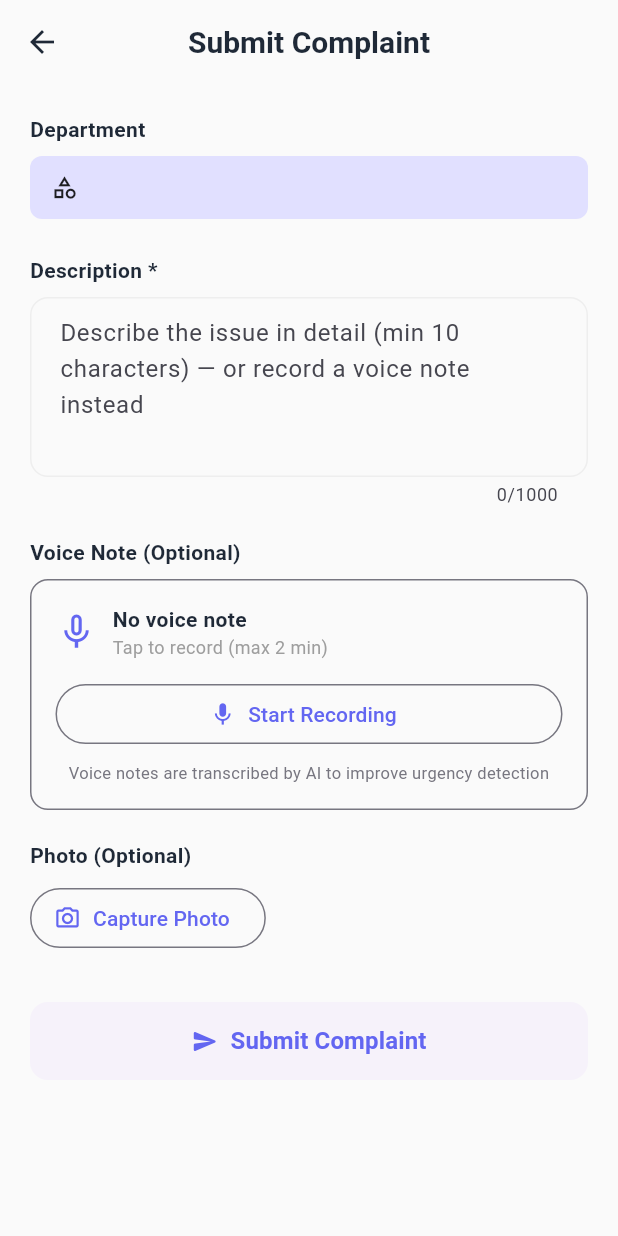
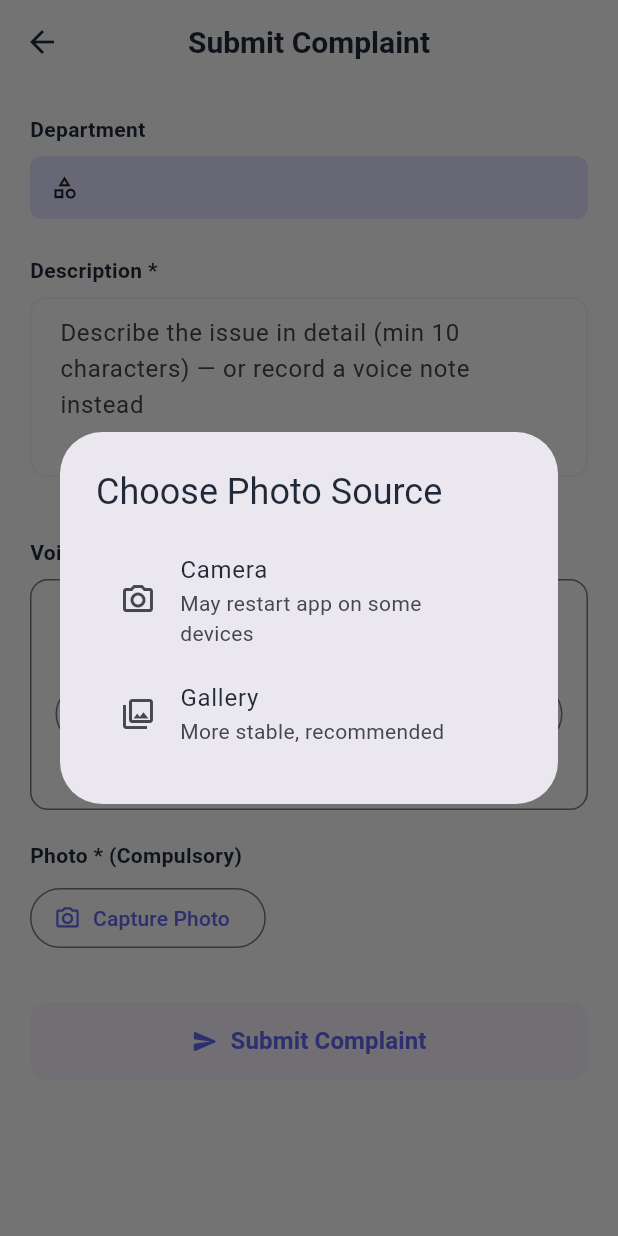
Before and after one commit to bbh2004/NagrikSevaSetu, a Flutter app: the SubmitComplaintScreen screen opened directly with empty values, after a tap on "Capture Photo", on a phone screen of 412 x 824 dp. Run offline on Flutter 3.47's test engine with Material 3 defaults, Android fonts, the phone set to English and light mode, and no system bars; our stand-ins replace dio, firebase_auth, firebase_core, firebase_messaging, flutter_local_notifications, geolocator and 4 more; missing offline and left inert: record; accounts and stored records are empty; network calls fail; Roboto replaces fonts that are missing (SF Pro Display).

Commit message:
Update README.md files of all 3 modules, Add .env.example, Fixed camera crashing on android device, fixed voice not uploading. Voice note feature, AI priority tagging and FCM tested

```diff
--- a/civicApp/lib/repositories/complaint_repository.dart
+++ b/civicApp/lib/repositories/complaint_repository.dart
@@ -219,6 +219,7 @@ class ComplaintRepository {
     final String folder      = sigData['folder']?.toString() ?? 'civic_voice_notes';
     final String uploadPreset = sigData['uploadPreset']?.toString()
         ?? AppConfig.cloudinaryUploadPreset;
+    final String? allowedFormats = sigData['allowedFormats']?.toString();
 
     // Determine MIME type from file extension (.m4a, .mp3, etc.)
     final mimeType = lookupMimeType(file.path) ?? 'audio/mp4';
@@ -234,6 +235,7 @@ class ComplaintRepository {
       'signature': signature,
       'folder': folder,
       'upload_preset': uploadPreset,
+      if (allowedFormats != null) 'allowed_formats': allowedFormats,
       // Cloudinary uses 'video' resource_type for audio files
       'resource_type': 'video',
     });
--- a/civicApp/lib/screens/submit_complaint.dart
+++ b/civicApp/lib/screens/submit_complaint.dart
@@ -27,13 +27,22 @@ import 'dart:io';
 import 'package:flutter/material.dart';
 import 'package:image_picker/image_picker.dart';
 import 'package:provider/provider.dart';
+import 'package:shared_preferences/shared_preferences.dart';
 import '../providers/complaint_provider.dart';
 import '../services/location_service.dart';
 import '../services/voice_note_service.dart';
 
 class SubmitComplaintScreen extends StatefulWidget {
   final String initialCategory;
-  const SubmitComplaintScreen({super.key, required this.initialCategory});
+  final File? recoveredImage;
+  final String? recoveredDesc;
+
+  const SubmitComplaintScreen({
+    super.key,
+    required this.initialCategory,
+    this.recoveredImage,
+    this.recoveredDesc,
+  });
 
   @override
   State<SubmitComplaintScreen> createState() => _SubmitComplaintScreenState();
@@ -66,6 +75,13 @@ class _SubmitComplaintScreenState extends State<SubmitComplaintScreen>
       vsync: this,
       duration: const Duration(milliseconds: 700),
     )..repeat(reverse: true);
+
+    if (widget.recoveredDesc != null) {
+      _descController.text = widget.recoveredDesc!;
+    }
+    if (widget.recoveredImage != null) {
+      _imageFile = widget.recoveredImage;
+    }
   }
 
   @override
@@ -76,13 +92,61 @@ class _SubmitComplaintScreenState extends State<SubmitComplaintScreen>
     super.dispose();
   }
 
-  // ── Image handling ─────────────────────────────────────────
   Future<void> _pickImage() async {
+    final source = await showDialog<ImageSource>(
+      context: context,
+      builder: (ctx) => AlertDialog(
+        title: const Text('Choose Photo Source'),
+        content: Column(
+          mainAxisSize: MainAxisSize.min,
+          children: [
+            ListTile(
+              leading: const Icon(Icons.camera_alt_outlined),
+              title: const Text('Camera'),
+              subtitle: const Text('May restart app on some devices'),
+              onTap: () => Navigator.pop(ctx, ImageSource.camera),
+            ),
+            ListTile(
+              leading: const Icon(Icons.photo_library_outlined),
+              title: const Text('Gallery'),
+              subtitle: const Text('More stable, recommended'),
+              onTap: () => Navigator.pop(ctx, ImageSource.gallery),
+            ),
+          ],
+        ),
+      ),
+    );
+
+    if (source == null) return;
+
+    if (source == ImageSource.camera) {
+      // Option 2: Save state before opening camera to recover it if OS kills app
+      try {
+        final prefs = await SharedPreferences.getInstance();
+        await prefs.setBool('pending_complaint', true);
+        await prefs.setString('pending_category', widget.initialCategory);
+        await prefs.setString('pending_desc', _descController.text);
+      } catch (e) {
+        debugPrint('Failed to save state: $e');
+      }
+    }
+
     final picker = ImagePicker();
-    final picked =
-        await picker.pickImage(source: ImageSource.camera, imageQuality: 80);
-    if (picked != null && mounted) {
-      setState(() => _imageFile = File(picked.path));
+    try {
+      final picked = await picker.pickImage(
+        source: source,
+        imageQuality: 70, // Slightly reduced to save memory
+        maxWidth: 1200,   // Prevent 48MP raw images from crashing the app
+        maxHeight: 1200,
+      );
+      if (picked != null && mounted) {
+        setState(() => _imageFile = File(picked.path));
+      }
+    } catch (e) {
+      debugPrint("Image picker error: $e");
+      if (mounted) {
+        _showSnack("Could not capture image. Try again.", isError: true);
+      }
     }
   }
 
@@ -192,6 +256,11 @@ class _SubmitComplaintScreenState extends State<SubmitComplaintScreen>
     final descriptionText = _descController.text.trim();
     final hasVoiceNote = _recordedAudioFile != null;
     final hasText = descriptionText.isNotEmpty;
+
+    if (_imageFile == null) {
+      _showSnack('Please capture a photo. A photo is compulsory.');
+      return;
+    }
 
     // Strict XOR: User must provide text OR voice, not both.
     if (!hasVoiceNote && (!hasText || descriptionText.length < 10)) {
@@ -369,12 +438,12 @@ class _SubmitComplaintScreenState extends State<SubmitComplaintScreen>
             const SizedBox(height: 20),
 
             // ── Voice Note Section (Phase 2.3) ─────────────────
-            _buildSectionLabel('Voice Note (Optional)'),
+            _buildSectionLabel('Voice Note * (Or provide a text description)'),
             _buildVoiceNoteSection(),
             const SizedBox(height: 20),
 
             // ── Photo Section ──────────────────────────────────
-            _buildSectionLabel('Photo (Optional)'),
+            _buildSectionLabel('Photo * (Compulsory)'),
             _buildImageSection(),
             const SizedBox(height: 32),
 
```
Also changed, not shown: civicApp/lib/screens/home_screen.dart (+59 -6 lines), civicApp/pubspec.yaml (+4 -3 lines), civicApp/pubspec.lock, 11 other files.
